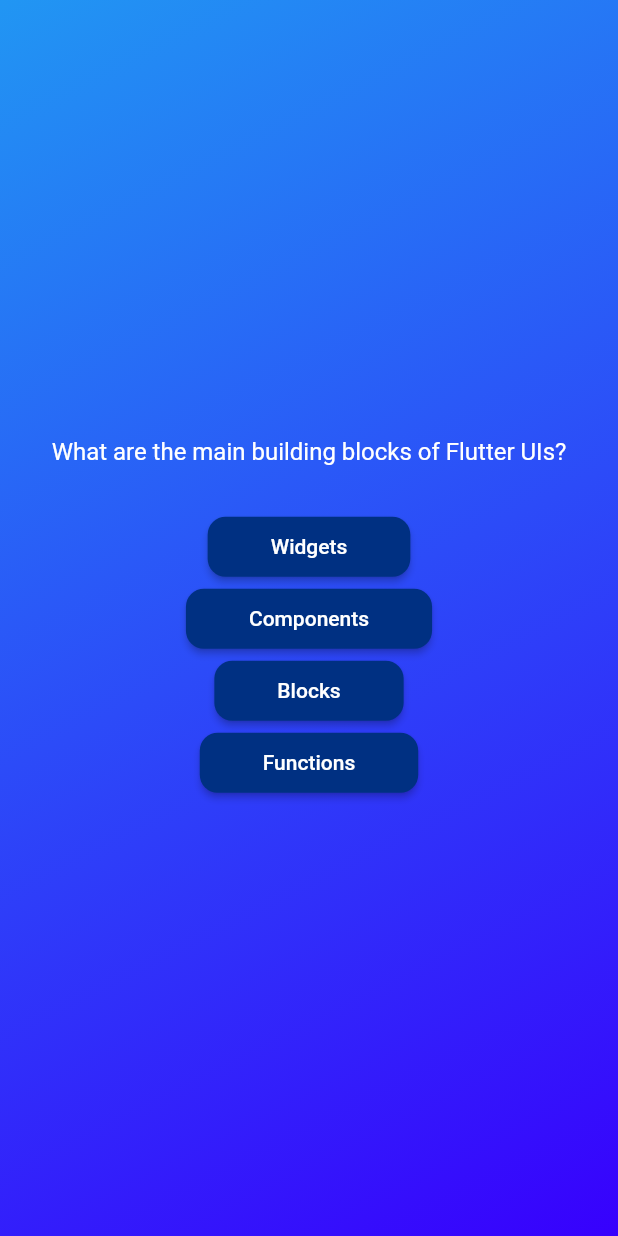
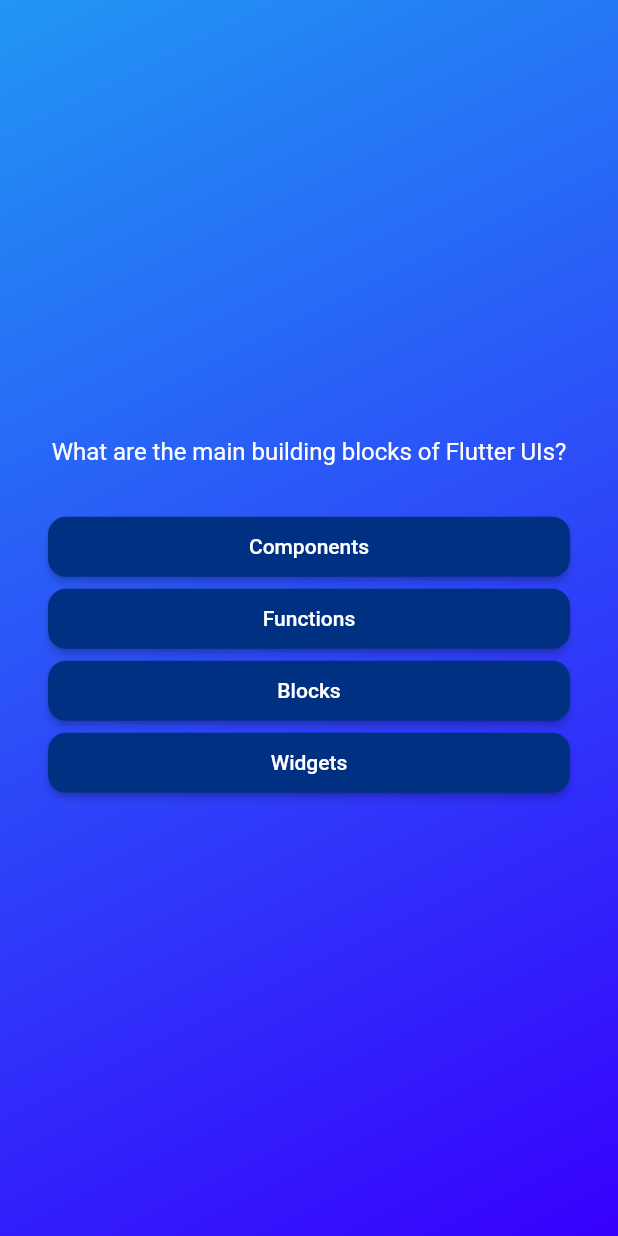
Before and after one commit to abdelbasset-mg/quiz_app, a Flutter app: the screen it shows after launch, after a tap on "start quiz", on a phone screen of 412 x 824 dp. Run offline on Flutter 3.47's test engine with Material 2 defaults, Android fonts, the phone set to English and light mode, and no system bars.

Commit message:
dynamic answers manipulation and screen switching

```diff
--- a/lib/models/quiz_questions.dart
+++ b/lib/models/quiz_questions.dart
@@ -2,4 +2,11 @@ class QuizQuestions {
   const QuizQuestions(this.text, this.answers);
   final String text;
   final List<String> answers;
+
+  List<String> shuffeledList () {
+    final List<String> shuffeledAnswers = List.of(answers);
+    shuffeledAnswers.shuffle();
+    return shuffeledAnswers;
+  }
+
 }
--- a/lib/questions_screen.dart
+++ b/lib/questions_screen.dart
@@ -10,24 +10,40 @@ class QuestoinsScreen extends StatefulWidget {
   }
 }
 
+
+
 class _QuestoinsScreenState extends State<QuestoinsScreen> {
+  var currentQuestionIndex = 0;
+
+void nextqestion(){
+  setState((){
+    currentQuestionIndex = currentQuestionIndex + 1;
+  });
+}
   @override
   Widget build(context) {
-    final currentQuestion = questions[0];
+    final currentQuestion = questions[currentQuestionIndex];
     return SizedBox(
         width: double.infinity,
+        child: Container(
+          padding: const EdgeInsets.all(32),
           child: Column(
+            crossAxisAlignment: CrossAxisAlignment.stretch,
             mainAxisAlignment: MainAxisAlignment.center,
             children: [
                Text(
                   currentQuestion.text,
-                style: const TextStyle(fontSize: 16, color: Colors.white)),
+                  style: const TextStyle(fontSize: 16, color: Colors.white),
+                  textAlign: TextAlign.center,
+
+                  ),
               const SizedBox(height: 30),
-            AnswerButton(toTap: () {}, answerText: currentQuestion.answers[0]),
-            AnswerButton(toTap: () {}, answerText: currentQuestion.answers[1]),
-            AnswerButton(toTap: () {}, answerText: currentQuestion.answers[2]),
-            AnswerButton(toTap: () {}, answerText: currentQuestion.answers[3]),
+              ...currentQuestion.shuffeledList().map((answer){
+                return AnswerButton(answerText: answer, toTap:nextqestion);
+              }),
+
             ],
+          ),
         )
         );
   }
```
Lines whose indentation alone changed are shown as unchanged.
